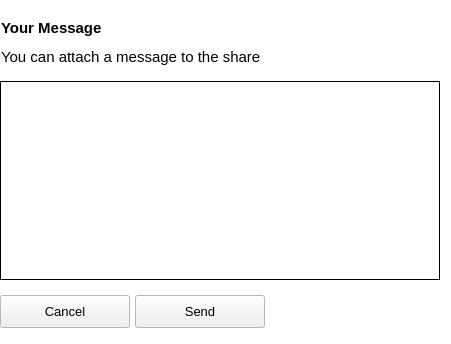
Above: src/gui/shareusermessagewidget.ui from nextmcloud/desktop before the change. Below: the same form after it.
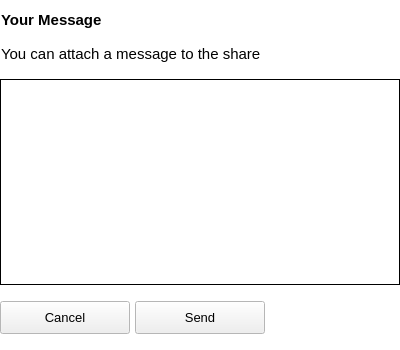
That is the form after the change.

The edit to the form file:
```diff
--- a/src/gui/shareusermessagewidget.ui
+++ b/src/gui/shareusermessagewidget.ui
@@ -6,12 +6,12 @@
    <rect>
     <x>0</x>
     <y>0</y>
-    <width>451</width>
-    <height>344</height>
+    <width>400</width>
+    <height>350</height>
    </rect>
   </property>
   <property name="sizePolicy">
-   <sizepolicy hsizetype="Expanding" vsizetype="Expanding">
+   <sizepolicy hsizetype="Fixed" vsizetype="Expanding">
     <horstretch>0</horstretch>
     <verstretch>0</verstretch>
    </sizepolicy>
@@ -142,27 +142,17 @@
   </property>
   <layout class="QVBoxLayout" name="verticalLayout">
    <property name="spacing">
-    <number>11</number>
+    <number>16</number>
    </property>
    <property name="leftMargin">
     <number>0</number>
    </property>
-   <item>
-    <spacer name="verticalSpacer">
-     <property name="orientation">
-      <enum>Qt::Vertical</enum>
-     </property>
-     <property name="sizeType">
-      <enum>QSizePolicy::Fixed</enum>
-     </property>
-     <property name="sizeHint" stdset="0">
-      <size>
-       <width>20</width>
-       <height>8</height>
-      </size>
-     </property>
-    </spacer>
-   </item>
+   <property name="rightMargin">
+    <number>0</number>
+   </property>
+   <property name="bottomMargin">
+    <number>16</number>
+   </property>
    <item>
     <widget class="QLabel" name="NoteLabel_2">
      <property name="sizePolicy">
@@ -229,22 +219,6 @@
      </property>
     </widget>
    </item>
-   <item>
-    <spacer name="verticalSpacer_4">
-     <property name="orientation">
-      <enum>Qt::Vertical</enum>
-     </property>
-     <property name="sizeType">
-      <enum>QSizePolicy::Fixed</enum>
-     </property>
-     <property name="sizeHint" stdset="0">
-      <size>
-       <width>20</width>
-       <height>4</height>
-      </size>
-     </property>
-    </spacer>
-   </item>
    <item>
     <widget class="QTextEdit" name="textEdit_MessageNote">
      <property name="minimumSize">
@@ -455,22 +429,6 @@
      </property>
     </widget>
    </item>
-   <item>
-    <spacer name="verticalSpacer_2">
-     <property name="orientation">
-      <enum>Qt::Vertical</enum>
-     </property>
-     <property name="sizeType">
-      <enum>QSizePolicy::Fixed</enum>
-     </property>
-     <property name="sizeHint" stdset="0">
-      <size>
-       <width>20</width>
-       <height>4</height>
-      </size>
-     </property>
-    </spacer>
-   </item>
    <item>
     <layout class="QHBoxLayout" name="horizontalLayout">
      <property name="spacing">
@@ -550,22 +508,6 @@
      </item>
     </layout>
    </item>
-   <item>
-    <spacer name="verticalSpacer_3">
-     <property name="orientation">
-      <enum>Qt::Vertical</enum>
-     </property>
-     <property name="sizeType">
-      <enum>QSizePolicy::Fixed</enum>
-     </property>
-     <property name="sizeHint" stdset="0">
-      <size>
-       <width>20</width>
-       <height>5</height>
-      </size>
-     </property>
-    </spacer>
-   </item>
   </layout>
  </widget>
  <layoutdefault spacing="6" margin="11"/>
```
